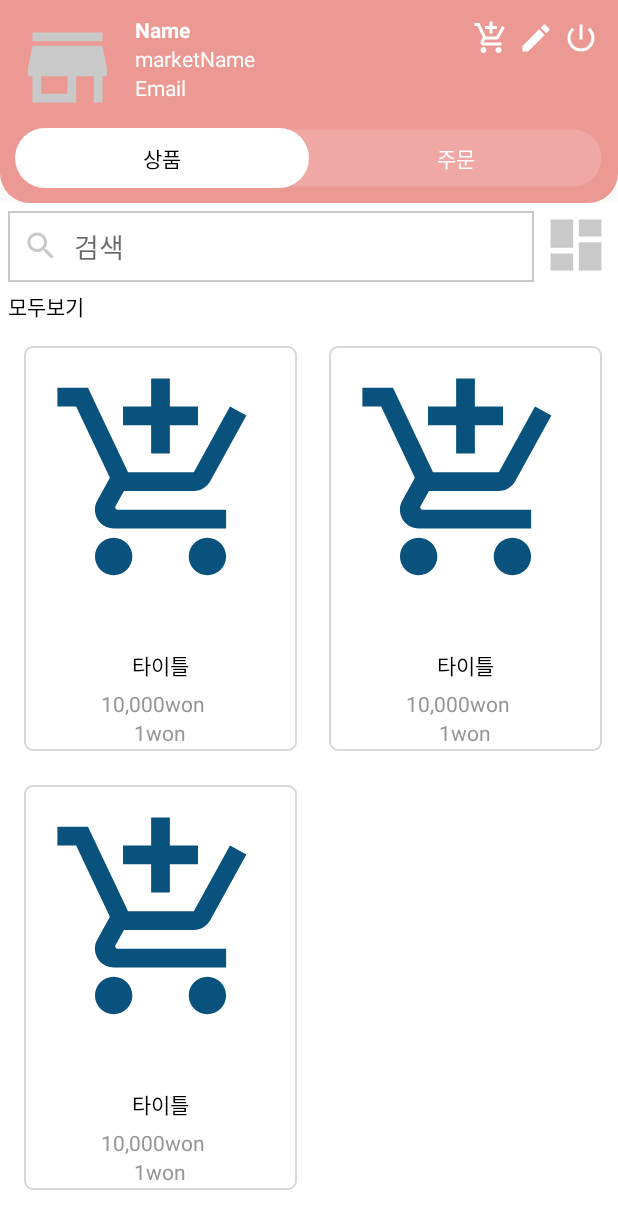
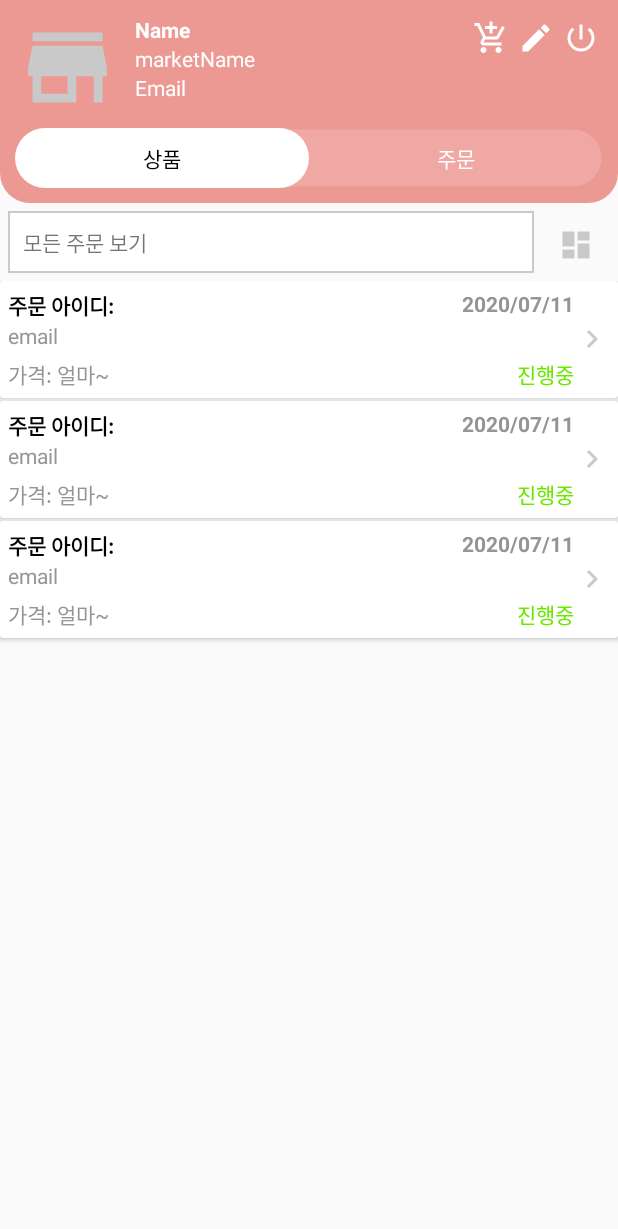
Before and after one commit to JISOO0817/ClothingStore, an Android app: the layout activity_seller.xml on its own in the app's theme, with its tools: preview values and no code run, on a phone screen of 412 x 824 dp. Shown: the top 1229 px of the screen. Run offline under Robolectric (Android 15) with nearby library versions, the phone set to English and light mode, and no system bars; plain views replace CircularImageView.

Commit message:
판매자 주문 필터 추가

```diff
--- a/app/src/main/res/layout/activity_seller.xml
+++ b/app/src/main/res/layout/activity_seller.xml
@@ -122,7 +122,11 @@
 
     </RelativeLayout>
 
+
+    <!--상품-->
+
     <RelativeLayout
+        android:visibility="gone"
         android:id="@+id/productsRl"
         android:layout_below="@+id/toolbarRl"
         android:layout_width="match_parent"
@@ -179,6 +183,10 @@
 
     </RelativeLayout>
 
+
+    <!--주문-->
+
+
     <RelativeLayout
         android:id="@+id/ordersRl"
         android:layout_below="@+id/toolbarRl"
@@ -186,6 +194,47 @@
         android:layout_height="match_parent">
 
 
+        <!--검색/필터-->
+
+        <TextView
+            android:id="@+id/filterOrderTv"
+            android:layout_width="match_parent"
+            android:layout_height="wrap_content"
+            android:layout_toLeftOf="@id/filterOrderBtn"
+            android:layout_margin="5dp"
+            android:background="@drawable/shape_rect02"
+            android:padding="10dp"
+            android:text="모든 주문 보기"/>
+
+
+        <!--필터-->
+
+        <ImageButton
+            android:id="@+id/filterOrderBtn"
+            android:layout_width="45dp"
+            android:layout_height="45dp"
+            android:layout_alignParentEnd="true"
+            android:layout_marginTop="5dp"
+            android:layout_marginEnd="5dp"
+            android:layout_alignParentRight="true"
+            android:layout_marginRight="5dp"
+            android:background="@null"
+            android:src="@drawable/ic_filter_gray"/>
+
+
+        <!-- 주문 확인-->
+
+        <androidx.recyclerview.widget.RecyclerView
+            android:id="@+id/ordersRv"
+            android:layout_width="match_parent"
+            android:layout_height="match_parent"
+            android:layout_below="@+id/filterOrderTv"
+            app:reverseLayout="true"
+            app:stackFromEnd="true"
+            tools:listitem="@layout/row_order_seller"
+            app:layoutManager="androidx.recyclerview.widget.LinearLayoutManager"/>
+
+
 
     </RelativeLayout>
 
--- /dev/null
+++ b/app/src/main/res/layout/row_order_seller.xml
@@ -0,0 +1,74 @@
+<?xml version="1.0" encoding="utf-8"?>
+<androidx.cardview.widget.CardView xmlns:android="http://schemas.android.com/apk/res/android"
+    android:layout_width="match_parent"
+    android:layout_height="wrap_content"
+    xmlns:app="http://schemas.android.com/apk/res-auto"
+    android:layout_marginBottom="2dp"
+    android:elevation="3dp"
+    app:contentPadding="5dp"
+    app:cardBackgroundColor="@color/colorWhite">
+
+    <RelativeLayout
+        android:layout_width="match_parent"
+        android:layout_height="wrap_content">
+
+
+        <TextView
+        android:id="@+id/orderIdTv"
+        android:layout_width="wrap_content"
+        android:layout_height="wrap_content"
+        android:text="주문 아이디:"
+        android:textColor="@color/colorBlack"
+        android:textStyle="bold"/>
+
+        <TextView
+            android:id="@+id/orderDateTv"
+            android:layout_width="wrap_content"
+            android:layout_height="wrap_content"
+            android:layout_toStartOf="@+id/nextIv"
+            android:layout_toLeftOf="@+id/nextIv"
+            android:text="2020/07/11"
+            android:textColor="@color/colorGray02"
+            android:textStyle="bold"/>
+
+        <TextView
+            android:id="@+id/emailTv"
+            android:layout_width="wrap_content"
+            android:layout_height="wrap_content"
+            android:layout_below="@+id/orderIdTv"
+            android:text="email"
+            android:textColor="@color/colorGray02"/>
+
+        <TextView
+            android:id="@+id/amountTv"
+            android:layout_width="wrap_content"
+            android:layout_height="wrap_content"
+            android:layout_below="@id/emailTv"
+            android:layout_marginTop="5dp"
+            android:text="가격: 얼마~"
+            android:textColor="@color/colorGray02"/>
+
+        <!-- 진행중,완료,취소-->
+        <TextView
+            android:id="@+id/statusTv"
+            android:layout_width="wrap_content"
+            android:layout_height="wrap_content"
+            android:layout_below="@id/emailTv"
+            android:text="진행중"
+            android:textColor="@color/colorGreen"
+            android:layout_marginTop="5dp"
+            android:layout_toLeftOf="@+id/nextIv"/>
+
+        <ImageView
+            android:id="@+id/nextIv"
+            android:layout_width="wrap_content"
+            android:layout_height="wrap_content"
+            android:src="@drawable/ic_next_gray"
+            android:layout_alignParentEnd="true"
+            android:layout_alignParentRight="true"
+            android:layout_centerVertical="true"/>
+
+
+    </RelativeLayout>
+
+</androidx.cardview.widget.CardView>
```
Also changed, not shown: app/src/main/java/com/example/clothingstore/FilterOrderSeller.java (added, +58 -0 lines), app/src/main/java/com/example/clothingstore/activities/MarketDetailActivity.java (+21 -0 lines), app/src/main/java/com/example/clothingstore/activities/SellerActivity.java (+39 -3 lines), app/src/main/java/com/example/clothingstore/adapters/AdapterOrderSeller.java (added, +129 -0 lines), app/src/main/java/com/example/clothingstore/models/ModelOrderSeller.java (added, +75 -0 lines).
